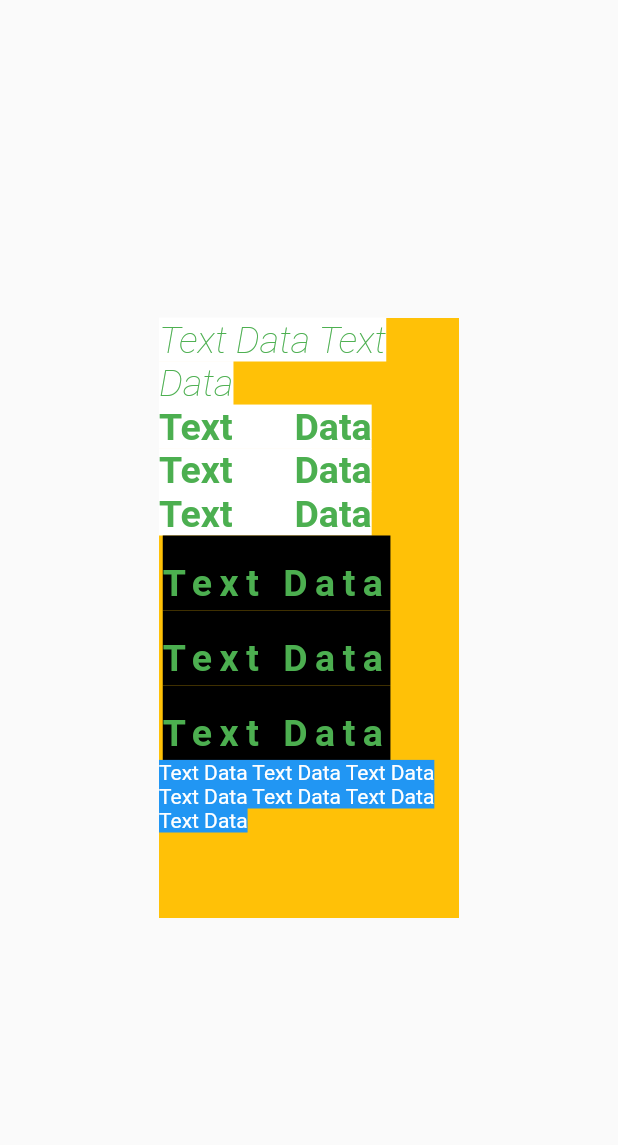
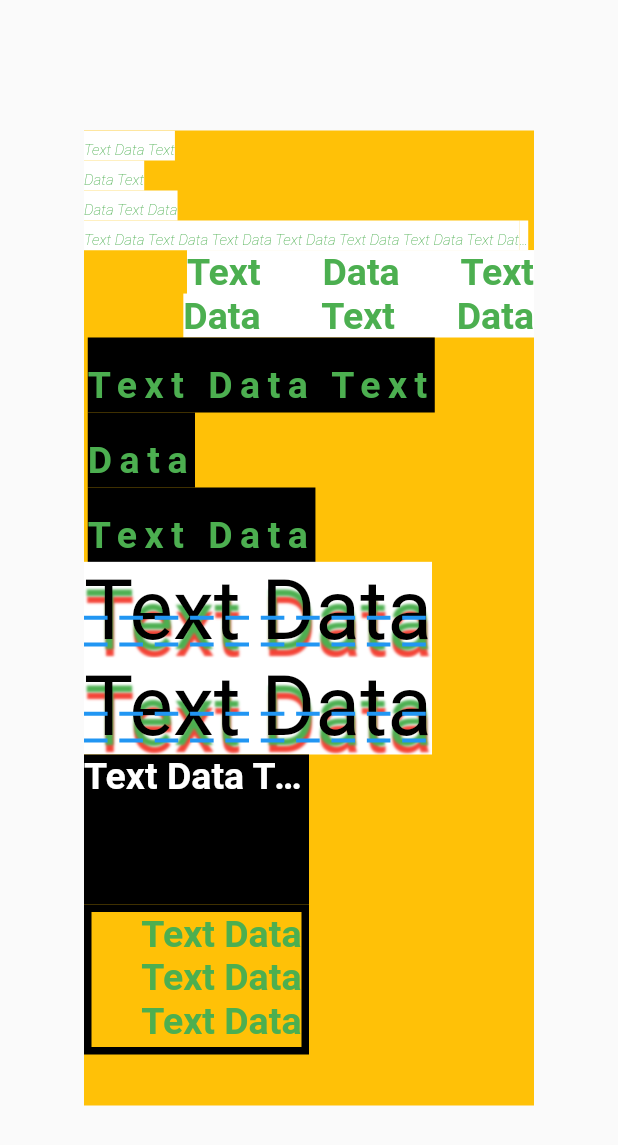
Before and after one commit to aditya995/flutterPractice, a Flutter app: the screen it shows after launch, on a phone screen of 412 x 824 dp. Shown: the top 1145 px of the screen. Run offline on Flutter 3.47's test engine with Material 2 defaults, Android fonts, the phone set to English and light mode, and no system bars.

Commit message:
Text widget

```diff
--- a/text/lib/main.dart
+++ b/text/lib/main.dart
@@ -1,3 +1,5 @@
+import 'dart:ui';
+
 import 'package:flutter/material.dart';
 
 void main() {
@@ -11,6 +13,7 @@ class MyApp extends StatelessWidget {
   @override
   Widget build(BuildContext context) {
     return MaterialApp(
+      debugShowCheckedModeBanner: false,
       title: 'Text widget',
       home: SafeArea(
         child: Scaffold(
@@ -29,23 +32,30 @@ class myTextWidget extends StatelessWidget {
     return Center(
       child: Container(
         color: Colors.amber,
-        height: 400,
-        width: 200,
+        height: 650,
+        width: 300,
         child: Column(
           crossAxisAlignment: CrossAxisAlignment.start,
-          children: const [
-            Text(
-              'Text Data Text Data ',
+          children: [
+            const Text(
+              'Text Data Text \nData Text \nData Text Data \nText Data Text Data Text Data Text Data Text Data Text Data Text Data Text Data ',
               style: TextStyle(
                 color: Colors.green,
                 backgroundColor: Colors.white,
-                fontSize: 25,
+                fontSize: 5,
                 fontWeight: FontWeight.w100,
                 fontStyle: FontStyle.italic,
+                height: 2,
               ),
-              // textAlign: TextAlign.end, // Better use Align() widget for this
+              overflow: TextOverflow.ellipsis,
+              maxLines: 4,
+              textScaleFactor: 2, // increases font size
+              // textHeightBehavior: TextHeightBehavior(
+              //   applyHeightToFirstAscent: true,
+              //   applyHeightToLastDescent: false,
+              // ),
             ),
-            Text(
+            const Text(
               'Text Data Text Data Text Data',
               style: TextStyle(
                 color: Colors.green,
@@ -55,8 +65,11 @@ class myTextWidget extends StatelessWidget {
                 // "wordSpacing" Should be avoided pushes out texts outside parent container area!! ****
                 wordSpacing: 35,
               ),
+              // strutStyle: StrutStyle(),
+              textDirection: TextDirection.rtl,
+              softWrap: true,
             ),
-            Text(
+            const Text(
               'Text Data Text Data\nText Data',
               style: TextStyle(
                 color: Colors.green,
@@ -69,11 +82,62 @@ class myTextWidget extends StatelessWidget {
               ),
             ),
             Text(
-              'Text Data Text Data Text Data Text Data Text Data Text Data Text Data',
+              'Text Data Text Data ',
               style: TextStyle(
-                color: Colors.white,
-                backgroundColor: Colors.blue,
+                fontSize: 55,
+                color: Colors.black,
+                backgroundColor: Colors.white,
+                // background: Paint(),
+                shadows: [
+                  Shadow(
+                      color: Colors.red,
+                      blurRadius: 1.5,
+                      offset: Offset.fromDirection(1.5, 11.5)),
+                  Shadow(
+                      color: Colors.green,
+                      blurRadius: 1.5,
+                      offset: Offset.fromDirection(1.5, 6.5))
+                ],
+                decoration: TextDecoration.combine(
+                    [TextDecoration.lineThrough, TextDecoration.underline]),
+                decorationColor: Colors.blue,
+                decorationStyle: TextDecorationStyle.dashed,
+                decorationThickness: 1,
               ),
+            ),
+            Container(
+              height: 100,
+              width: 150,
+              color: Colors.black,
+              child: const Text(
+                'Text Data Text Data Text Data Text Data Text Data\nText Data',
+                style: TextStyle(
+                  color: Colors.white,
+                  fontSize: 25,
+                  fontWeight: FontWeight.bold,
+                  // debugLabel: 'DebugLabel',
+                  overflow: TextOverflow.ellipsis,
+                ),
+              ),
+            ),
+            Container(
+              height: 100,
+              width: 150,
+              decoration: BoxDecoration(
+                color: Colors.amber.withOpacity(0.3),
+                border: Border.all(color: Colors.black, width: 5),
+              ),
+              child: const Text(
+                'Text Data Text Data Text Data Text Data Text Data\nText Data',
+                style: TextStyle(
+                  color: Colors.green,
+                  fontSize: 25,
+                  fontWeight: FontWeight.bold,
+                  // overflow: TextOverflow.ellipsis,
+                ),
+                textAlign: TextAlign.end,
+              ),
+              clipBehavior: Clip.antiAliasWithSaveLayer,
             ),
           ],
         ),
```
